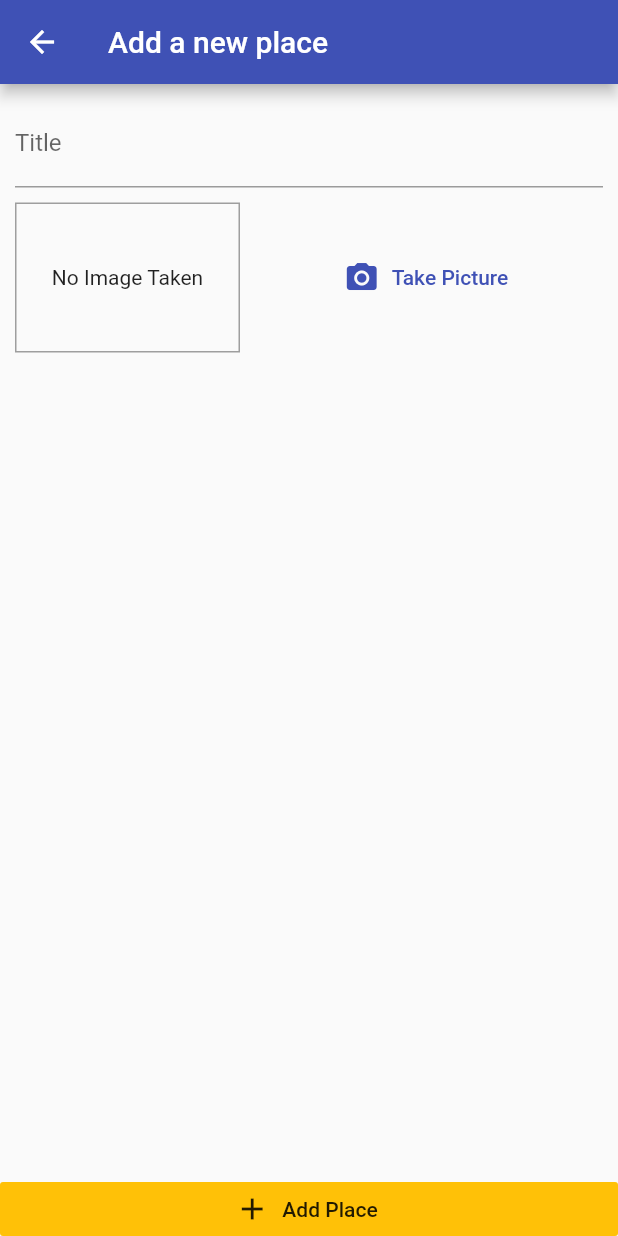
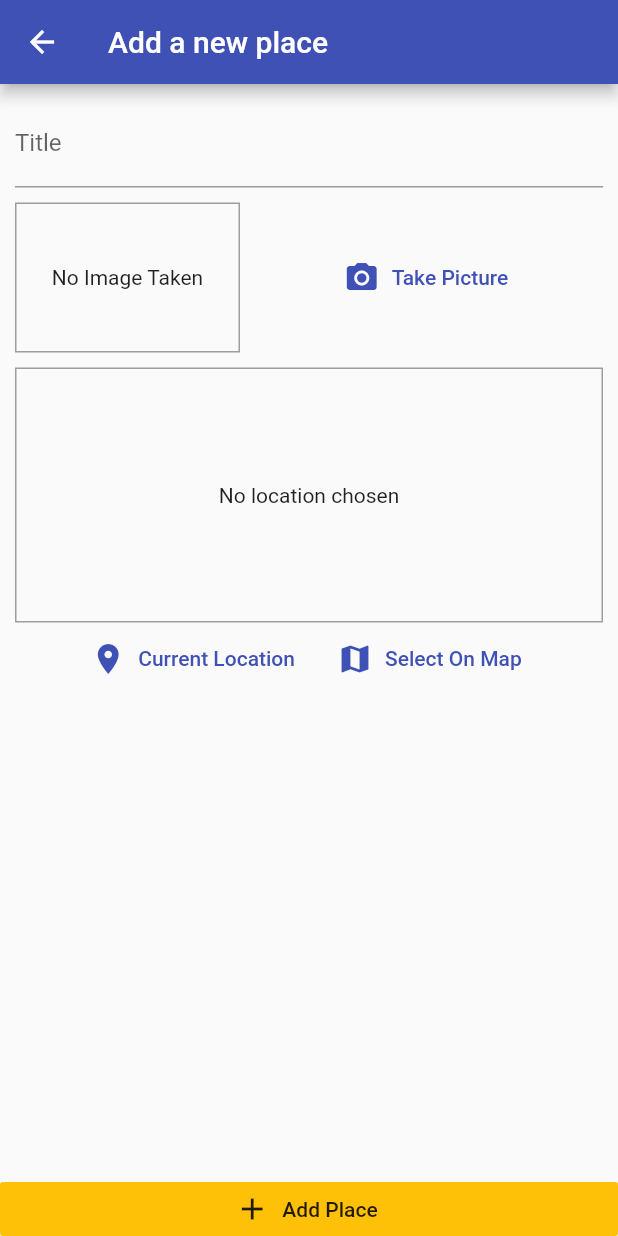
Before and after one commit to octoi/great-places, a Flutter app: the AddPlaceScreen screen opened by its route, on a phone screen of 412 x 824 dp. Run offline on Flutter 3.47's test engine with Material 2 defaults, Android fonts, the phone set to English and light mode, and no system bars; our stand-ins replace image_picker, sqflite; accounts and stored records are empty.

Commit message:
adding location package setup

```diff
--- a/lib/screens/add_place_screen.dart
+++ b/lib/screens/add_place_screen.dart
@@ -3,6 +3,7 @@ import 'dart:io';
 import 'package:flutter/material.dart';
 import 'package:great_places/providers/great_places.dart';
 import 'package:great_places/widgets/image_input.dart';
+import 'package:great_places/widgets/location_input.dart';
 import 'package:provider/provider.dart';
 
 class AddPlaceScreen extends StatefulWidget {
@@ -54,6 +55,8 @@ class _AddPlaceScreenState extends State<AddPlaceScreen> {
                     ),
                     SizedBox(height: 10),
                     ImageInput(_selectMessage),
+                    SizedBox(height: 10),
+                    LocationInput(),
                   ],
                 ),
               ),
--- /dev/null
+++ b/lib/widgets/location_input.dart
@@ -0,0 +1,51 @@
+import 'package:flutter/material.dart';
+
+class LocationInput extends StatefulWidget {
+  const LocationInput({Key? key}) : super(key: key);
+
+  @override
+  _LocationInputState createState() => _LocationInputState();
+}
+
+class _LocationInputState extends State<LocationInput> {
+  String _previewImageUrl = '';
+
+  @override
+  Widget build(BuildContext context) {
+    return Column(
+      children: [
+        Container(
+          height: 170,
+          width: double.infinity,
+          alignment: Alignment.center,
+          decoration:
+              BoxDecoration(border: Border.all(width: 1, color: Colors.grey)),
+          child: _previewImageUrl == ''
+              ? Text('No location chosen', textAlign: TextAlign.center)
+              : Image.network(
+                  _previewImageUrl,
+                  fit: BoxFit.cover,
+                  width: double.infinity,
+                ),
+        ),
+        Row(
+          mainAxisAlignment: MainAxisAlignment.center,
+          children: [
+            FlatButton.icon(
+              icon: Icon(Icons.location_on),
+              label: Text('Current Location'),
+              textColor: Theme.of(context).primaryColor,
+              onPressed: () {},
+            ),
+            FlatButton.icon(
+              icon: Icon(Icons.map),
+              label: Text('Select On Map'),
+              textColor: Theme.of(context).primaryColor,
+              onPressed: () {},
+            ),
+          ],
+        )
+      ],
+    );
+  }
+}
--- a/pubspec.yaml
+++ b/pubspec.yaml
@@ -25,6 +25,7 @@ dependencies:
   flutter:
     sdk: flutter
   image_picker: ^0.8.3+2
+  location: ^4.3.0
   path: ^1.8.0
   path_provider: ^2.0.2
   provider: ^5.0.0
```
Also changed, not shown: pubspec.lock, 2 other files.
